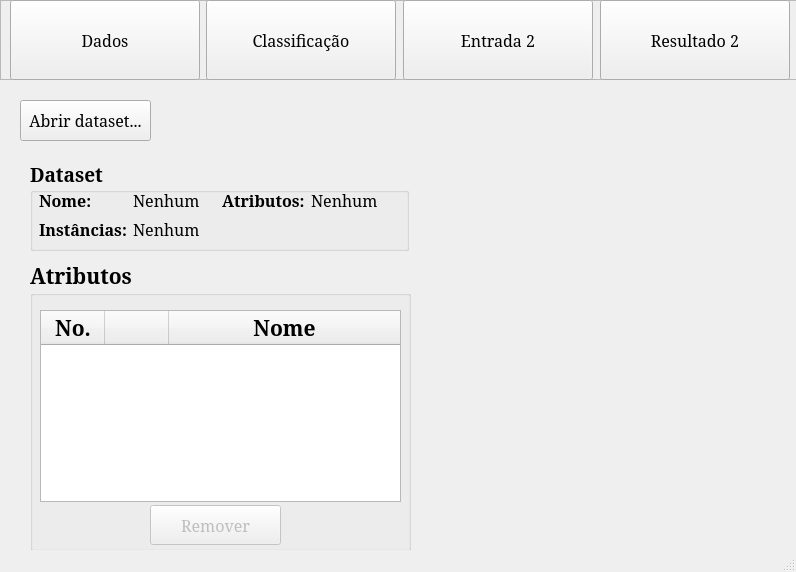
davidevandro/ProjetoFinal, file src/view/mainWindow.ui: the form before one commit.
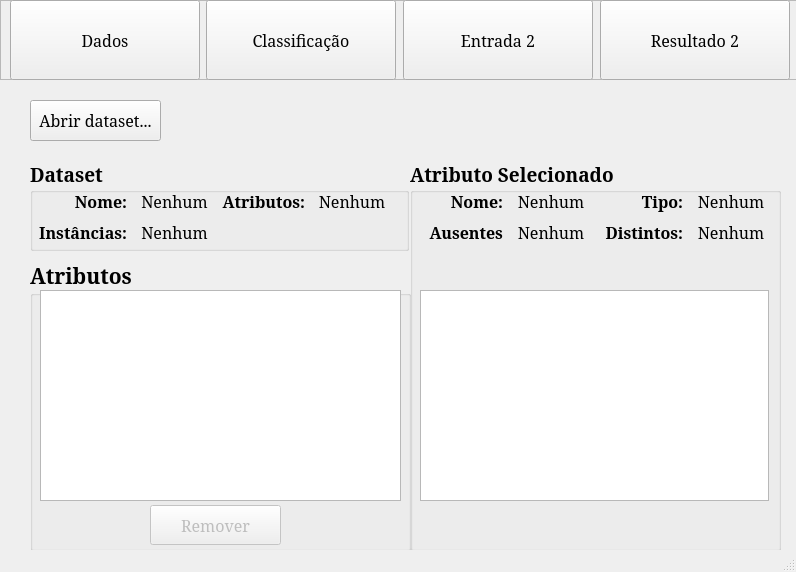
The form after the commit.

Commit message:
Criação de novos campos
- Criação do grupo Atributo Selecionado
- Criação da tabela tabelaEstatistica

```diff
--- a/src/view/mainWindow.ui
+++ b/src/view/mainWindow.ui
@@ -10,6 +10,18 @@
     <height>572</height>
    </rect>
   </property>
+  <property name="minimumSize">
+   <size>
+    <width>796</width>
+    <height>572</height>
+   </size>
+  </property>
+  <property name="maximumSize">
+   <size>
+    <width>796</width>
+    <height>572</height>
+   </size>
+  </property>
   <property name="windowTitle">
    <string>MainWindow</string>
   </property>
@@ -136,7 +148,7 @@
      <widget class="QPushButton" name="abrirButton">
       <property name="geometry">
        <rect>
-        <x>20</x>
+        <x>30</x>
         <y>10</y>
         <width>131</width>
         <height>41</height>
@@ -172,67 +184,6 @@
       <property name="title">
        <string>Atributos</string>
       </property>
-      <widget class="QTableWidget" name="tabelaAtributos">
-       <property name="geometry">
-        <rect>
-         <x>10</x>
-         <y>50</y>
-         <width>361</width>
-         <height>192</height>
-        </rect>
-       </property>
-       <property name="sizePolicy">
-        <sizepolicy hsizetype="Expanding" vsizetype="Expanding">
-         <horstretch>1</horstretch>
-         <verstretch>0</verstretch>
-        </sizepolicy>
-       </property>
-       <property name="minimumSize">
-        <size>
-         <width>0</width>
-         <height>0</height>
-        </size>
-       </property>
-       <property name="maximumSize">
-        <size>
-         <width>16777215</width>
-         <height>16777215</height>
-        </size>
-       </property>
-       <attribute name="horizontalHeaderCascadingSectionResizes">
-        <bool>true</bool>
-       </attribute>
-       <attribute name="horizontalHeaderDefaultSectionSize">
-        <number>47</number>
-       </attribute>
-       <attribute name="horizontalHeaderHighlightSections">
-        <bool>true</bool>
-       </attribute>
-       <attribute name="horizontalHeaderMinimumSectionSize">
-        <number>31</number>
-       </attribute>
-       <attribute name="horizontalHeaderStretchLastSection">
-        <bool>true</bool>
-       </attribute>
-       <attribute name="verticalHeaderVisible">
-        <bool>false</bool>
-       </attribute>
-       <column>
-        <property name="text">
-         <string>No.</string>
-        </property>
-       </column>
-       <column>
-        <property name="text">
-         <string/>
-        </property>
-       </column>
-       <column>
-        <property name="text">
-         <string>Nome</string>
-        </property>
-       </column>
-      </widget>
       <widget class="QPushButton" name="removerButton">
        <property name="enabled">
         <bool>false</bool>
@@ -257,6 +208,28 @@
         <string>Remover</string>
        </property>
       </widget>
+      <widget class="QTableView" name="tabelaAtributos">
+       <property name="geometry">
+        <rect>
+         <x>10</x>
+         <y>30</y>
+         <width>361</width>
+         <height>211</height>
+        </rect>
+       </property>
+       <attribute name="horizontalHeaderCascadingSectionResizes">
+        <bool>true</bool>
+       </attribute>
+       <attribute name="horizontalHeaderDefaultSectionSize">
+        <number>20</number>
+       </attribute>
+       <attribute name="horizontalHeaderMinimumSectionSize">
+        <number>31</number>
+       </attribute>
+       <attribute name="horizontalHeaderStretchLastSection">
+        <bool>true</bool>
+       </attribute>
+      </widget>
      </widget>
      <widget class="QGroupBox" name="groupBox">
       <property name="geometry">
@@ -290,24 +263,10 @@
          <x>9</x>
          <y>29</y>
          <width>354</width>
-         <height>51</height>
+         <height>56</height>
         </rect>
        </property>
        <layout class="QGridLayout" name="gridLayout">
-        <item row="0" column="1">
-         <widget class="QLabel" name="nomeLabel">
-          <property name="font">
-           <font>
-            <pointsize>12</pointsize>
-            <weight>50</weight>
-            <bold>false</bold>
-           </font>
-          </property>
-          <property name="text">
-           <string>Nenhum</string>
-          </property>
-         </widget>
-        </item>
         <item row="1" column="0">
          <widget class="QLabel" name="label_2">
           <property name="font">
@@ -322,6 +281,9 @@
           <property name="text">
            <string>Instâncias:</string>
           </property>
+          <property name="alignment">
+           <set>Qt::AlignRight|Qt::AlignTrailing|Qt::AlignVCenter</set>
+          </property>
          </widget>
         </item>
         <item row="0" column="2">
@@ -338,6 +300,9 @@
           <property name="text">
            <string>Atributos:</string>
           </property>
+          <property name="alignment">
+           <set>Qt::AlignRight|Qt::AlignTrailing|Qt::AlignVCenter</set>
+          </property>
          </widget>
         </item>
         <item row="0" column="0">
@@ -354,6 +319,9 @@
           <property name="text">
            <string>Nome:</string>
           </property>
+          <property name="alignment">
+           <set>Qt::AlignRight|Qt::AlignTrailing|Qt::AlignVCenter</set>
+          </property>
          </widget>
         </item>
         <item row="1" column="1">
@@ -368,6 +336,9 @@
           <property name="text">
            <string>Nenhum</string>
           </property>
+          <property name="alignment">
+           <set>Qt::AlignCenter</set>
+          </property>
          </widget>
         </item>
         <item row="0" column="3">
@@ -382,9 +353,236 @@
           <property name="text">
            <string>Nenhum</string>
           </property>
+          <property name="alignment">
+           <set>Qt::AlignCenter</set>
+          </property>
          </widget>
         </item>
+        <item row="0" column="1">
+         <widget class="QLabel" name="nomeLabel">
+          <property name="font">
+           <font>
+            <pointsize>12</pointsize>
+            <weight>50</weight>
+            <bold>false</bold>
+           </font>
+          </property>
+          <property name="text">
+           <string>Nenhum</string>
+          </property>
+          <property name="alignment">
+           <set>Qt::AlignCenter</set>
+          </property>
+         </widget>
+        </item>
        </layout>
+      </widget>
+      <zorder>gridLayoutWidget</zorder>
+      <zorder>groupBox_2</zorder>
+     </widget>
+     <widget class="QGroupBox" name="groupBox_3">
+      <property name="geometry">
+       <rect>
+        <x>410</x>
+        <y>70</y>
+        <width>371</width>
+        <height>391</height>
+       </rect>
+      </property>
+      <property name="sizePolicy">
+       <sizepolicy hsizetype="MinimumExpanding" vsizetype="Preferred">
+        <horstretch>0</horstretch>
+        <verstretch>0</verstretch>
+       </sizepolicy>
+      </property>
+      <property name="font">
+       <font>
+        <family>Constantia</family>
+        <pointsize>14</pointsize>
+        <weight>75</weight>
+        <bold>true</bold>
+       </font>
+      </property>
+      <property name="title">
+       <string>Atributo Selecionado</string>
+      </property>
+      <widget class="QWidget" name="gridLayoutWidget_2">
+       <property name="geometry">
+        <rect>
+         <x>9</x>
+         <y>29</y>
+         <width>354</width>
+         <height>56</height>
+        </rect>
+       </property>
+       <layout class="QGridLayout" name="gridLayout_2">
+        <item row="1" column="0">
+         <widget class="QLabel" name="label_3">
+          <property name="font">
+           <font>
+            <pointsize>12</pointsize>
+            <weight>75</weight>
+            <italic>false</italic>
+            <bold>true</bold>
+            <underline>false</underline>
+           </font>
+          </property>
+          <property name="text">
+           <string>Ausentes</string>
+          </property>
+          <property name="alignment">
+           <set>Qt::AlignRight|Qt::AlignTrailing|Qt::AlignVCenter</set>
+          </property>
+         </widget>
+        </item>
+        <item row="0" column="2">
+         <widget class="QLabel" name="label_6">
+          <property name="font">
+           <font>
+            <pointsize>12</pointsize>
+            <weight>75</weight>
+            <italic>false</italic>
+            <bold>true</bold>
+            <underline>false</underline>
+           </font>
+          </property>
+          <property name="text">
+           <string>Tipo:</string>
+          </property>
+          <property name="alignment">
+           <set>Qt::AlignRight|Qt::AlignTrailing|Qt::AlignVCenter</set>
+          </property>
+         </widget>
+        </item>
+        <item row="0" column="0">
+         <widget class="QLabel" name="label_4">
+          <property name="font">
+           <font>
+            <pointsize>12</pointsize>
+            <weight>75</weight>
+            <italic>false</italic>
+            <bold>true</bold>
+            <underline>false</underline>
+           </font>
+          </property>
+          <property name="text">
+           <string>Nome:</string>
+          </property>
+          <property name="alignment">
+           <set>Qt::AlignRight|Qt::AlignTrailing|Qt::AlignVCenter</set>
+          </property>
+         </widget>
+        </item>
+        <item row="1" column="1">
+         <widget class="QLabel" name="ausentesLabel">
+          <property name="font">
+           <font>
+            <pointsize>12</pointsize>
+            <weight>50</weight>
+            <bold>false</bold>
+           </font>
+          </property>
+          <property name="text">
+           <string>Nenhum</string>
+          </property>
+          <property name="alignment">
+           <set>Qt::AlignCenter</set>
+          </property>
+         </widget>
+        </item>
+        <item row="0" column="3">
+         <widget class="QLabel" name="tipoLabel">
+          <property name="font">
+           <font>
+            <pointsize>12</pointsize>
+            <weight>50</weight>
+            <bold>false</bold>
+           </font>
+          </property>
+          <property name="text">
+           <string>Nenhum</string>
+          </property>
+          <property name="alignment">
+           <set>Qt::AlignCenter</set>
+          </property>
+         </widget>
+        </item>
+        <item row="0" column="1">
+         <widget class="QLabel" name="nomeAtributoLabel">
+          <property name="font">
+           <font>
+            <pointsize>12</pointsize>
+            <weight>50</weight>
+            <bold>false</bold>
+           </font>
+          </property>
+          <property name="text">
+           <string>Nenhum</string>
+          </property>
+          <property name="alignment">
+           <set>Qt::AlignCenter</set>
+          </property>
+         </widget>
+        </item>
+        <item row="1" column="2">
+         <widget class="QLabel" name="label_7">
+          <property name="font">
+           <font>
+            <pointsize>12</pointsize>
+            <weight>75</weight>
+            <italic>false</italic>
+            <bold>true</bold>
+            <underline>false</underline>
+           </font>
+          </property>
+          <property name="text">
+           <string>Distintos:</string>
+          </property>
+          <property name="alignment">
+           <set>Qt::AlignRight|Qt::AlignTrailing|Qt::AlignVCenter</set>
+          </property>
+         </widget>
+        </item>
+        <item row="1" column="3">
+         <widget class="QLabel" name="distintosLabel">
+          <property name="font">
+           <font>
+            <pointsize>12</pointsize>
+            <weight>50</weight>
+            <bold>false</bold>
+           </font>
+          </property>
+          <property name="text">
+           <string>Nenhum</string>
+          </property>
+          <property name="alignment">
+           <set>Qt::AlignCenter</set>
+          </property>
+         </widget>
+        </item>
+       </layout>
+      </widget>
+      <widget class="QTableView" name="tabelaEstatistica">
+       <property name="geometry">
+        <rect>
+         <x>10</x>
+         <y>130</y>
+         <width>349</width>
+         <height>211</height>
+        </rect>
+       </property>
+       <attribute name="horizontalHeaderCascadingSectionResizes">
+        <bool>true</bool>
+       </attribute>
+       <attribute name="horizontalHeaderDefaultSectionSize">
+        <number>40</number>
+       </attribute>
+       <attribute name="horizontalHeaderMinimumSectionSize">
+        <number>31</number>
+       </attribute>
+       <attribute name="horizontalHeaderStretchLastSection">
+        <bool>true</bool>
+       </attribute>
       </widget>
      </widget>
     </widget>
```
The commit also changes 1 other file.
